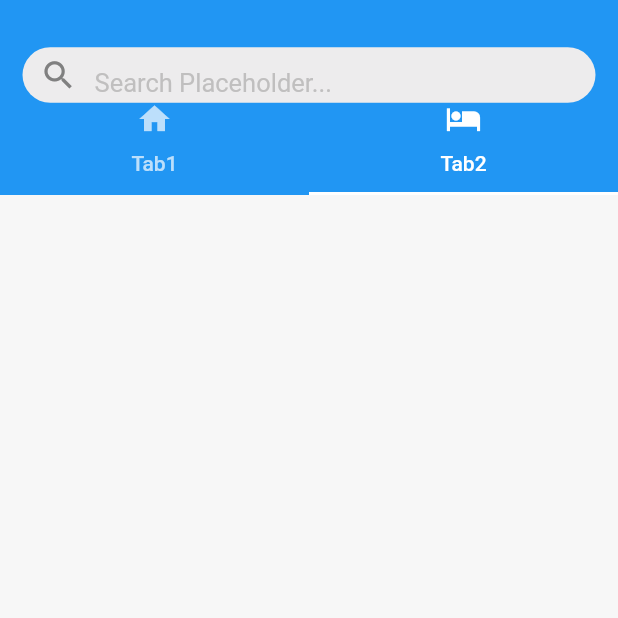
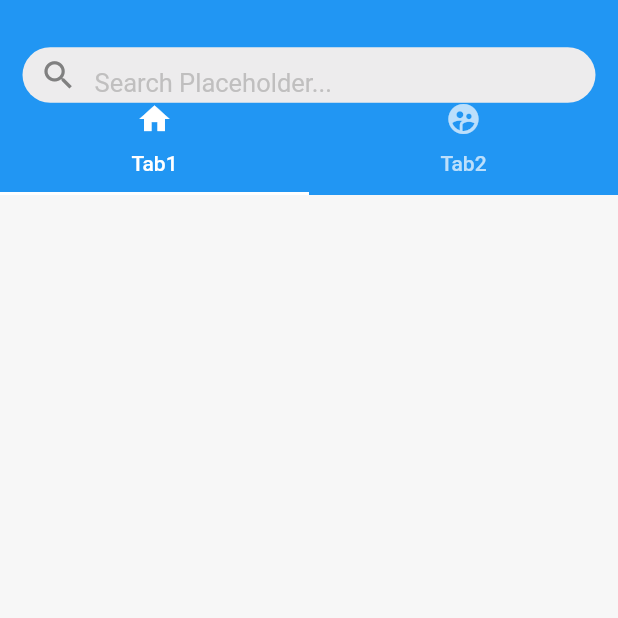
Before and after one commit to Harryyan/Flutter_whiteLabel, a Flutter app: the screen it shows after launch, on a phone screen of 412 x 824 dp, the top half of it. Run offline on Flutter 3.47's test engine with Material 2 defaults, Android fonts, the phone set to English and light mode, and no system bars.

Commit message:
fix Icon data issue

```diff
--- a/white_label_project/lib/pages/splash/home/home_page.dart
+++ b/white_label_project/lib/pages/splash/home/home_page.dart
@@ -11,9 +11,9 @@ class HomePage extends StatefulWidget {
 
 class _HomePageState extends State<HomePage> {
   final _tabs = <String>['Tab1', 'Tab2'];
-  final Map<String, IconData> _icons = const {
+  final Map<String, IconData> _icons = {
     'Tab1': Icons.home,
-    'Tab2': Icons.hotel
+    'Tab2': Icons.supervised_user_circle
   };
 
   @override
@@ -23,11 +23,10 @@ class _HomePageState extends State<HomePage> {
 
   DefaultTabController getTabController() {
     return DefaultTabController(
-      initialIndex: 1,
-      length: _tabs.length, // This is the number of tabs.
+      initialIndex: 0,
+      length: _tabs.length,
       child: NestedScrollView(
         headerSliverBuilder: (BuildContext context, bool innerBoxIsScrolled) {
-          // These are the slivers that show up in the "outer" scroll view.
           return <Widget>[
             SliverOverlapAbsorber(
               handle: NestedScrollView.sliverOverlapAbsorberHandleFor(context),
@@ -41,30 +40,23 @@ class _HomePageState extends State<HomePage> {
                   collapseMode: CollapseMode.pin,
                   background: Container(
                     color: Colors.blue,
+                    alignment: const Alignment(0.0, 0.0),
                     child: SearchTextFieldWidget(
                       hintText: 'Search Placeholder...',
                       margin: const EdgeInsets.only(
                           left: 15.0, right: 15.0, bottom: 30.0),
                       onTab: () {
-                        // MyRouter.push(context, MyRouter.searchPage, '影视作品中你难忘的离别');
+                        // MyRouter.push(context, MyRouter.searchPage, '...');
                       },
                     ),
-                    alignment: const Alignment(0.0, 0.0),
                   ),
                 ),
                 bottom: TabBar(
                     indicatorColor: Colors.white,
                     tabs: _tabs
-                        // .map((String name) => Container(
-                        //       child: Text(
-                        //         name,
-                        //       ),
-                        //       padding: const EdgeInsets.only(bottom: 5.0),
-                        //     ))
-                        // .toList(),
                         .map((name) => Tab(
                               text: name,
-                              icon: Icon(_icons[name]),
+                              icon: Icon(_icons[name] as IconData),
                             ))
                         .toList()),
               ),
```
